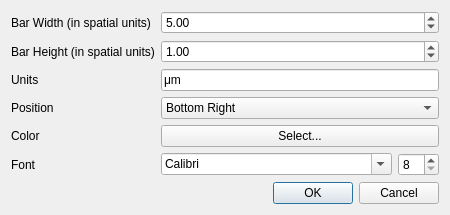
Above: scalebardialog.ui from VespucciProject/Vespucci before the change. Below: the same form after it.
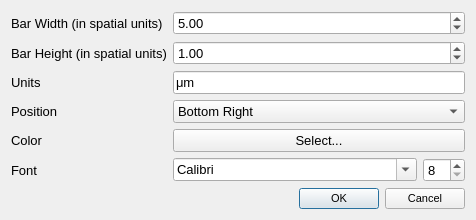
That is the form after the change.

Commit message: UI enhancements (larger dialogs with larger font (10 pt instead of 8 pt), plot preview interactions (mouse wheel zoom, drag), simplification of forms). Implementation of composite datasets through MetaDataset and MetaDatasetDialog.

What changed in the file:
```diff
--- a/scalebardialog.ui
+++ b/scalebardialog.ui
@@ -10,6 +10,11 @@
     <height>202</height>
    </rect>
   </property>
+  <property name="font">
+   <font>
+    <pointsize>10</pointsize>
+   </font>
+  </property>
   <property name="windowTitle">
    <string>Add Scale Bar</string>
   </property>
@@ -137,6 +142,11 @@
    </item>
    <item row="6" column="0" colspan="2">
     <widget class="QDialogButtonBox" name="buttonBox">
+     <property name="font">
+      <font>
+       <pointsize>8</pointsize>
+      </font>
+     </property>
      <property name="orientation">
       <enum>Qt::Horizontal</enum>
      </property>
```
The commit also changes 36 other files.
